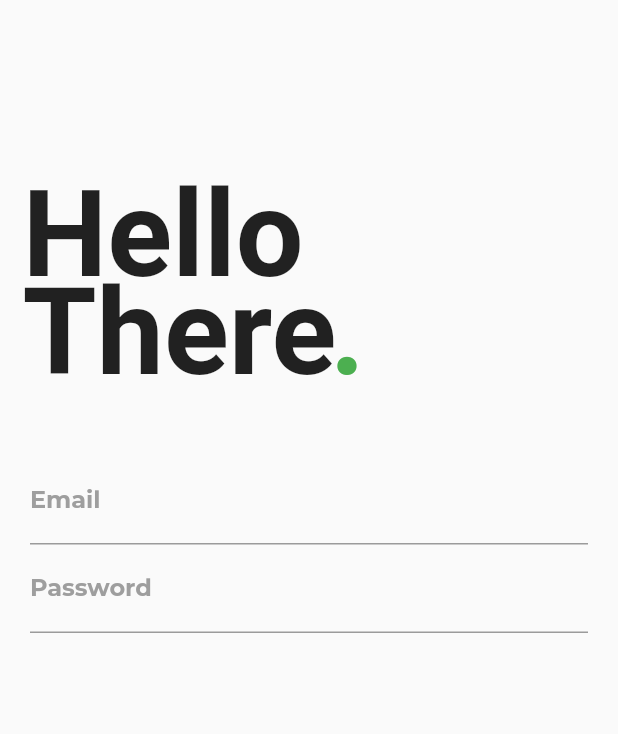
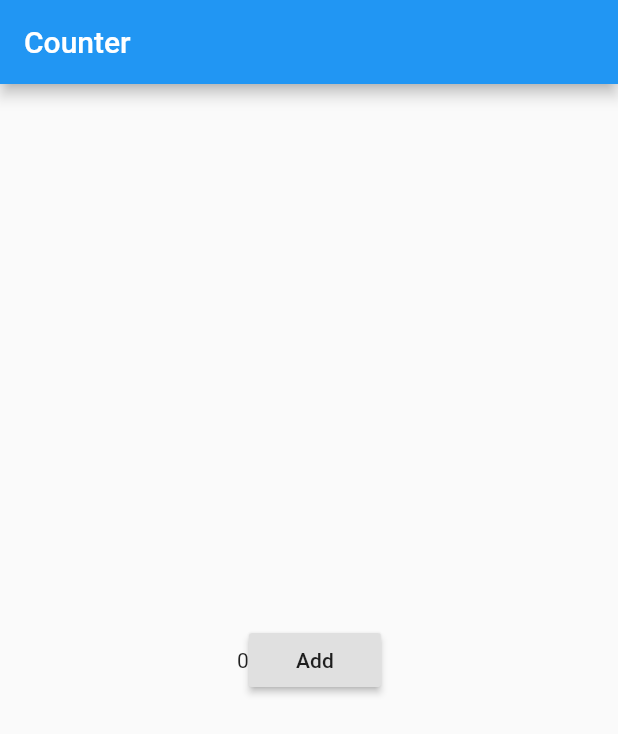
Before and after one commit to Nothing-Works/flutter_ui, a Flutter app: the screen it shows after launch, on a phone screen of 412 x 824 dp. Shown: the top 734 px of the screen. Run offline on Flutter 3.47's test engine with Material 2 defaults, Android fonts, the phone set to English and light mode, and no system bars; missing offline and left inert: folding_cell.

Commit message:
add state app counter

```diff
--- a/lib/main.dart
+++ b/lib/main.dart
@@ -1,4 +1,4 @@
 import 'package:flutter/material.dart';
-import 'package:flutter_ui/src/apps/login/login_app.dart';
+import 'package:flutter_ui/src/apps/state/state_app.dart';
 
-void main() => runApp(LoginApp());
+void main() => runApp(StateApp());
--- /dev/null
+++ b/lib/src/apps/state/screens/counter.dart
@@ -0,0 +1,12 @@
+import 'package:flutter/material.dart';
+import 'package:flutter_ui/src/apps/state/stateful_widget/counter_body.dart';
+
+class Counter extends StatelessWidget {
+  @override
+  Widget build(BuildContext context) {
+    return Scaffold(
+      appBar: AppBar(title: Text('Counter')),
+      body: CounterBody(),
+    );
+  }
+}
--- /dev/null
+++ b/lib/src/apps/state/state_app.dart
@@ -0,0 +1,11 @@
+import 'package:flutter/material.dart';
+import 'package:flutter_ui/src/apps/state/screens/counter.dart';
+
+class StateApp extends StatelessWidget {
+  @override
+  Widget build(BuildContext context) {
+    return MaterialApp(
+      home: Counter(),
+    );
+  }
+}
--- /dev/null
+++ b/lib/src/apps/state/stateful_widget/counter_body.dart
@@ -0,0 +1,27 @@
+import 'package:flutter/material.dart';
+import 'package:flutter_ui/src/apps/state/stateless_widget/counter_button.dart';
+import 'package:flutter_ui/src/apps/state/stateless_widget/counter_text.dart';
+
+class CounterBody extends StatefulWidget {
+  @override
+  _CounterBodyState createState() => _CounterBodyState();
+}
+
+class _CounterBodyState extends State<CounterBody> {
+  int _counter = 0;
+  void _onPressed() {
+    setState(() {
+      _counter++;
+    });
+  }
+
+  @override
+  Widget build(BuildContext context) {
+    return Center(
+      child: Row(
+        mainAxisAlignment: MainAxisAlignment.center,
+        children: <Widget>[CounterText(_counter), CounterButton(_onPressed)],
+      ),
+    );
+  }
+}
--- /dev/null
+++ b/lib/src/apps/state/stateless_widget/counter_button.dart
@@ -0,0 +1,15 @@
+import 'package:flutter/material.dart';
+
+class CounterButton extends StatelessWidget {
+  final VoidCallback onPressed;
+
+  CounterButton(this.onPressed);
+
+  @override
+  Widget build(BuildContext context) {
+    return RaisedButton(
+      onPressed: onPressed,
+      child: Text('Add'),
+    );
+  }
+}
--- /dev/null
+++ b/lib/src/apps/state/stateless_widget/counter_text.dart
@@ -0,0 +1,11 @@
+import 'package:flutter/material.dart';
+
+class CounterText extends StatelessWidget {
+  final int counter;
+  CounterText(this.counter);
+
+  @override
+  Widget build(BuildContext context) {
+    return Text('$counter');
+  }
+}
```
